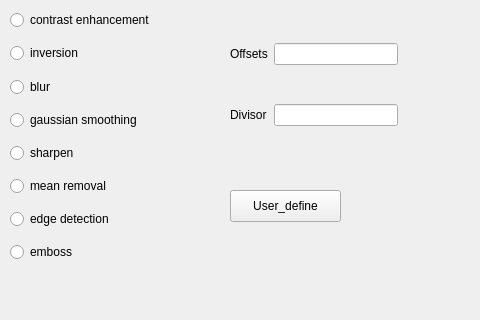
Above: GuiBeta1/CG.ui from Vickers-Zhu/ComputerGraphics before the change; both pictures show x 0 to 480 and y 280 to 600 of the 800 by 600 pixel window. Below: the same form after it.
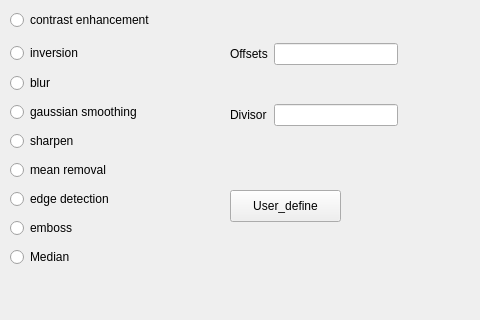
That is the form after the change.

The edit to the form file:
```diff
--- a/GuiBeta1/CG.ui
+++ b/GuiBeta1/CG.ui
@@ -66,6 +66,13 @@
        </property>
       </widget>
      </item>
+     <item>
+      <widget class="QRadioButton" name="radioButton_10">
+       <property name="text">
+        <string>Median</string>
+       </property>
+      </widget>
+     </item>
     </layout>
    </widget>
    <widget class="QWidget" name="gridLayoutWidget_2">
```
